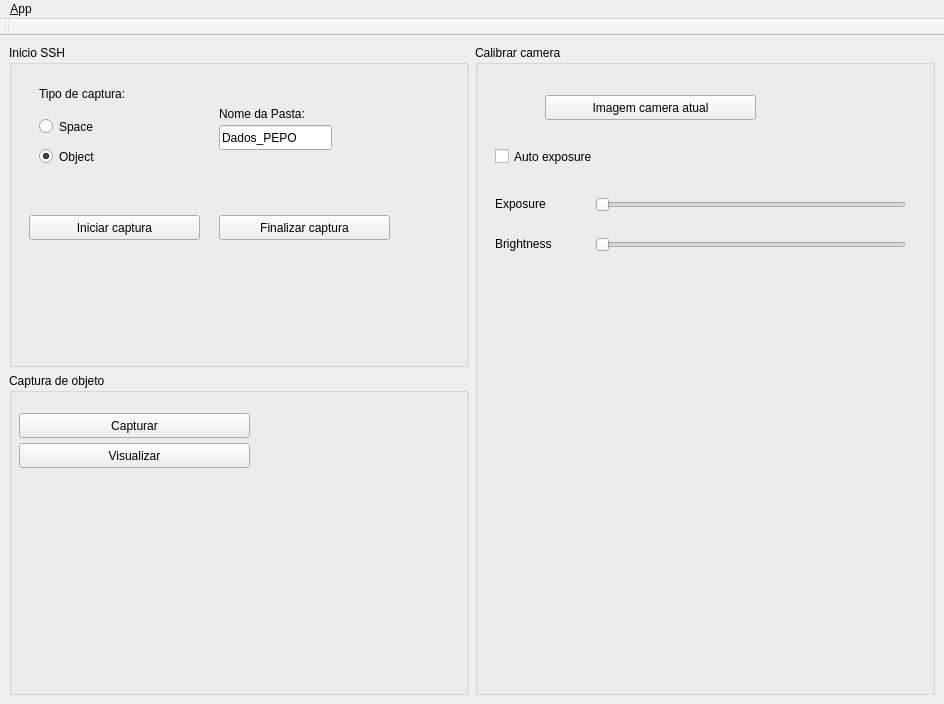
Qt form programinha/ui/main_window.ui (viniciusvidal2/PEPO_antigo) before a commit.
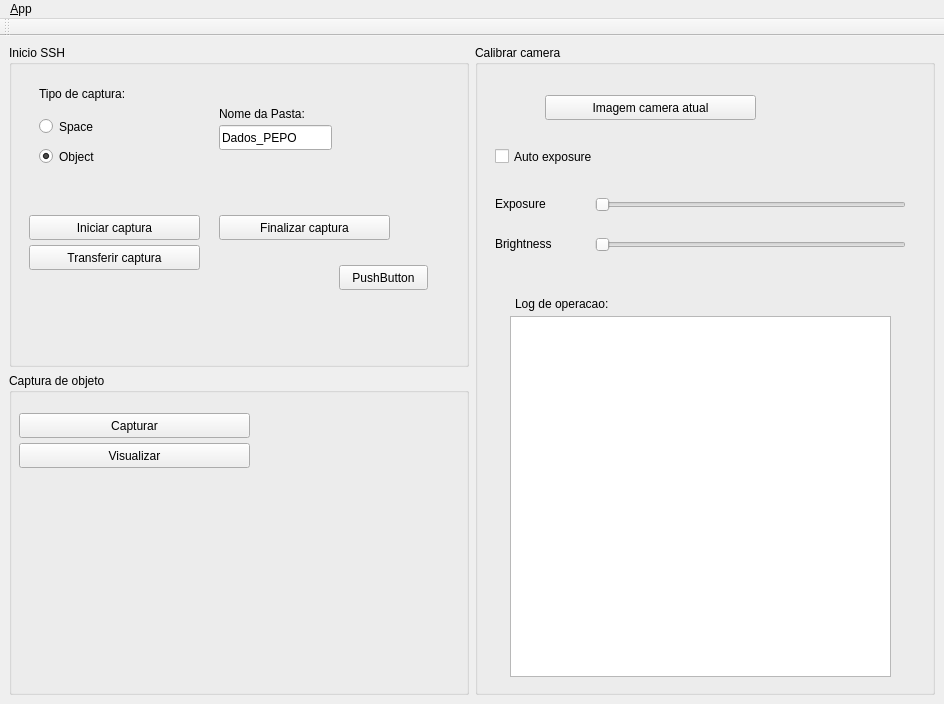
The same form after that commit. Icons and pictures are not drawn.

What changed in the file:
```diff
--- a/programinha/ui/main_window.ui
+++ b/programinha/ui/main_window.ui
@@ -123,6 +123,32 @@
           <string>Finalizar captura</string>
          </property>
         </widget>
+        <widget class="QPushButton" name="pushButton_transferircaptura">
+         <property name="geometry">
+          <rect>
+           <x>20</x>
+           <y>200</y>
+           <width>171</width>
+           <height>25</height>
+          </rect>
+         </property>
+         <property name="text">
+          <string>Transferir captura</string>
+         </property>
+        </widget>
+        <widget class="QPushButton" name="pushButton">
+         <property name="geometry">
+          <rect>
+           <x>330</x>
+           <y>220</y>
+           <width>89</width>
+           <height>25</height>
+          </rect>
+         </property>
+         <property name="text">
+          <string>PushButton</string>
+         </property>
+        </widget>
        </widget>
       </item>
       <item>
@@ -243,6 +269,29 @@
         <string>Exposure</string>
        </property>
       </widget>
+      <widget class="QListWidget" name="listWidget">
+       <property name="geometry">
+        <rect>
+         <x>35</x>
+         <y>271</y>
+         <width>381</width>
+         <height>361</height>
+        </rect>
+       </property>
+      </widget>
+      <widget class="QLabel" name="label">
+       <property name="geometry">
+        <rect>
+         <x>40</x>
+         <y>250</y>
+         <width>131</width>
+         <height>17</height>
+        </rect>
+       </property>
+       <property name="text">
+        <string>Log de operacao:</string>
+       </property>
+      </widget>
      </widget>
     </item>
    </layout>
```
